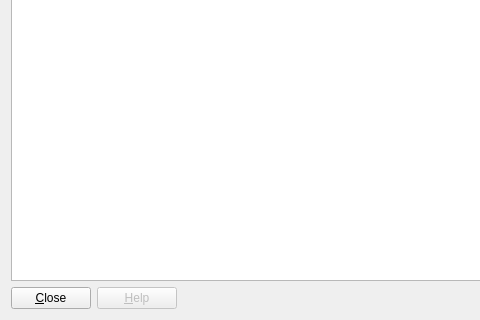
This is plugins/BinaryInfo/DialogRegions.ui in eteran/edb-debugger as Qt 5 draws it before an edit; both pictures show x 0 to 480 and y 124 to 444 of the 635 by 444 pixel window. The edited form follows.
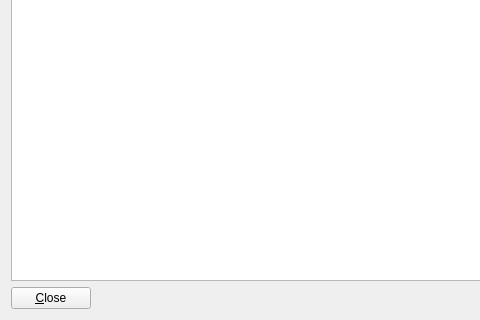
This is the edited form. Icons and pictures are not drawn.

Commit message: chopped all of the disabled help buttons. They've been disabled since the very first release and frankly **if** edb ever has a comprehensive help system it is most likely to take the form of Wiki.

```diff
--- a/plugins/BinaryInfo/DialogRegions.ui
+++ b/plugins/BinaryInfo/DialogRegions.ui
@@ -78,20 +78,6 @@
        </property>
       </widget>
      </item>
-     <item>
-      <widget class="QPushButton" name="btnHelp">
-       <property name="enabled">
-        <bool>false</bool>
-       </property>
-       <property name="text">
-        <string>&amp;Help</string>
-       </property>
-       <property name="icon">
-        <iconset theme="help-browser">
-         <normaloff>.</normaloff>.</iconset>
-       </property>
-      </widget>
-     </item>
      <item>
       <spacer>
        <property name="orientation">
```
Left out of the diff: 1 changed line with no effect on the pictures. The commit also changes 18 other files.
